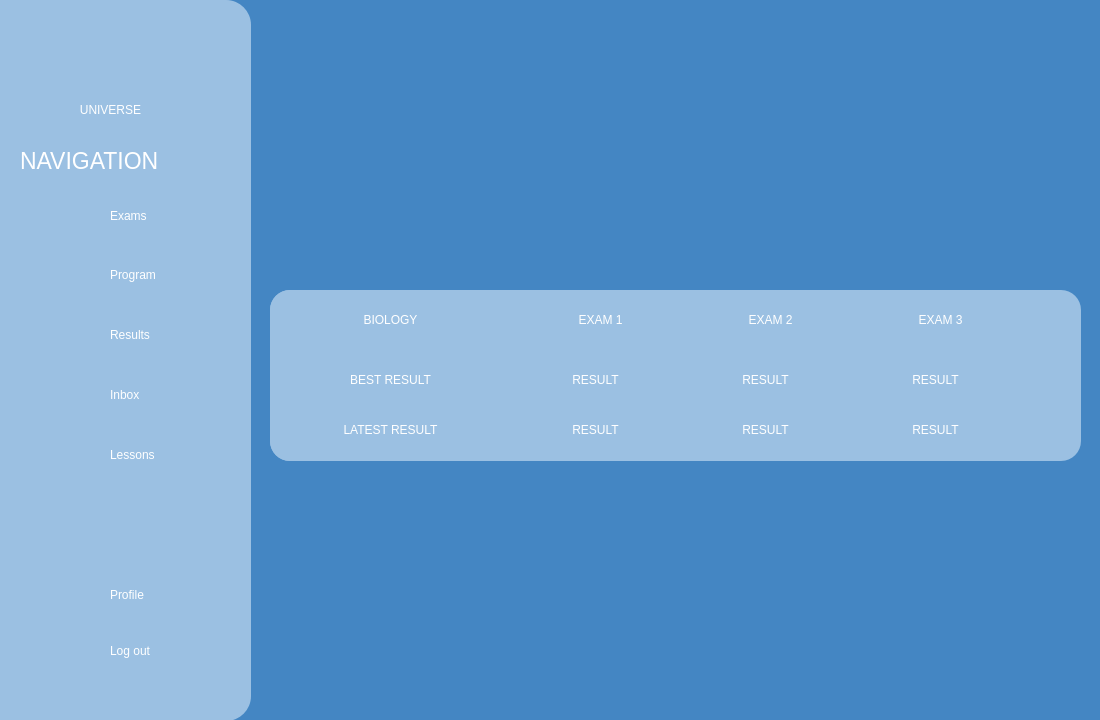
Before: the Qt Designer form AGUniverse/presentationLayer/biologyResults.ui in codingburgas/sprint-eschool-ag-universe, drawn with Qt 5.
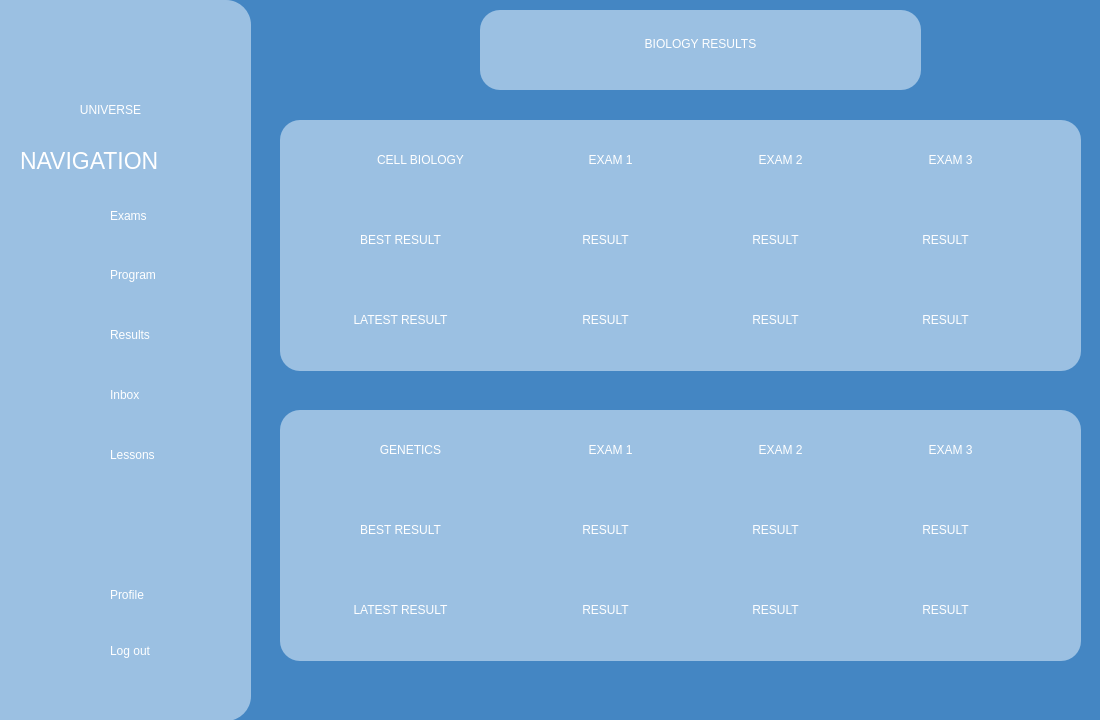
After: the same form once the commit is applied. Icons and pictures are not drawn.

Commit message: Create results pages for every subject

Patch:
```diff
--- a/AGUniverse/presentationLayer/biologyResults.ui
+++ b/AGUniverse/presentationLayer/biologyResults.ui
@@ -19,10 +19,10 @@
   <widget class="QFrame" name="biologyBox">
    <property name="geometry">
     <rect>
-     <x>270</x>
-     <y>290</y>
-     <width>811</width>
-     <height>171</height>
+     <x>480</x>
+     <y>10</y>
+     <width>441</width>
+     <height>80</height>
     </rect>
    </property>
    <property name="styleSheet">
@@ -36,12 +36,50 @@
    <property name="frameShadow">
     <enum>QFrame::Shadow::Raised</enum>
    </property>
-   <widget class="QLabel" name="biologyTitle">
+   <widget class="QLabel" name="titleLabel">
+    <property name="geometry">
+     <rect>
+      <x>10</x>
+      <y>4</y>
+      <width>421</width>
+      <height>61</height>
+     </rect>
+    </property>
+    <property name="styleSheet">
+     <string notr="true">color:white;
+font: 37pt &quot;Aura&quot;;</string>
+    </property>
+    <property name="text">
+     <string>&lt;html&gt;&lt;head/&gt;&lt;body&gt;&lt;p align=&quot;center&quot;&gt;BIOLOGY RESULTS&lt;/p&gt;&lt;/body&gt;&lt;/html&gt;</string>
+    </property>
+   </widget>
+  </widget>
+  <widget class="QFrame" name="geneticsBox">
+   <property name="geometry">
+    <rect>
+     <x>280</x>
+     <y>410</y>
+     <width>801</width>
+     <height>251</height>
+    </rect>
+   </property>
+   <property name="styleSheet">
+    <string notr="true">background-color:rgb(155, 192, 226);
+border:0px;
+border-radius: 20px;</string>
+   </property>
+   <property name="frameShape">
+    <enum>QFrame::Shape::StyledPanel</enum>
+   </property>
+   <property name="frameShadow">
+    <enum>QFrame::Shadow::Raised</enum>
+   </property>
+   <widget class="QLabel" name="geneticsTitle">
     <property name="geometry">
      <rect>
       <x>0</x>
-      <y>0</y>
-      <width>241</width>
+      <y>10</y>
+      <width>261</width>
       <height>61</height>
      </rect>
     </property>
@@ -50,16 +88,16 @@
 font: 32pt &quot;Aura&quot;;</string>
     </property>
     <property name="text">
-     <string>&lt;html&gt;&lt;head/&gt;&lt;body&gt;&lt;p align=&quot;center&quot;&gt;BIOLOGY&lt;/p&gt;&lt;/body&gt;&lt;/html&gt;</string>
+     <string>&lt;html&gt;&lt;head/&gt;&lt;body&gt;&lt;p align=&quot;center&quot;&gt;GENETICS&lt;/p&gt;&lt;/body&gt;&lt;/html&gt;</string>
     </property>
    </widget>
-   <widget class="QLabel" name="biologyBestResult">
+   <widget class="QLabel" name="geneticsBestResult">
     <property name="geometry">
      <rect>
       <x>0</x>
-      <y>60</y>
+      <y>100</y>
       <width>241</width>
-      <height>61</height>
+      <height>41</height>
      </rect>
     </property>
     <property name="styleSheet">
@@ -70,13 +108,13 @@
      <string>&lt;html&gt;&lt;head/&gt;&lt;body&gt;&lt;p align=&quot;center&quot;&gt;BEST RESULT&lt;/p&gt;&lt;/body&gt;&lt;/html&gt;</string>
     </property>
    </widget>
-   <widget class="QLabel" name="biologyatestResult">
+   <widget class="QLabel" name="geneticsLatestResult">
     <property name="geometry">
      <rect>
       <x>0</x>
-      <y>110</y>
+      <y>180</y>
       <width>241</width>
-      <height>61</height>
+      <height>41</height>
      </rect>
     </property>
     <property name="styleSheet">
@@ -87,28 +125,30 @@
      <string>&lt;html&gt;&lt;head/&gt;&lt;body&gt;&lt;p align=&quot;center&quot;&gt;LATEST RESULT&lt;/p&gt;&lt;/body&gt;&lt;/html&gt;</string>
     </property>
    </widget>
-   <widget class="QLabel" name="biologyExam1">
+   <widget class="QLabel" name="geneticsExam1">
     <property name="geometry">
      <rect>
       <x>240</x>
-      <y>10</y>
+      <y>20</y>
       <width>181</width>
       <height>41</height>
      </rect>
     </property>
     <property name="styleSheet">
      <string notr="true">color:white;
-font: 20pt &quot;Aura&quot;;</string>
+font: 20pt &quot;Aura&quot;;
+background-color:none;
+</string>
     </property>
     <property name="text">
      <string>&lt;html&gt;&lt;head/&gt;&lt;body&gt;&lt;p align=&quot;center&quot;&gt;EXAM 1&lt;/p&gt;&lt;/body&gt;&lt;/html&gt;</string>
     </property>
    </widget>
-   <widget class="QLabel" name="biologyExam2">
+   <widget class="QLabel" name="geneticsExam2">
     <property name="geometry">
      <rect>
       <x>410</x>
-      <y>10</y>
+      <y>20</y>
       <width>181</width>
       <height>41</height>
      </rect>
@@ -121,13 +161,13 @@
      <string>&lt;html&gt;&lt;head/&gt;&lt;body&gt;&lt;p align=&quot;center&quot;&gt;EXAM 2&lt;/p&gt;&lt;/body&gt;&lt;/html&gt;</string>
     </property>
    </widget>
-   <widget class="QLabel" name="biologyExam3">
+   <widget class="QLabel" name="geneticsExam3">
     <property name="geometry">
      <rect>
       <x>580</x>
-      <y>0</y>
+      <y>20</y>
       <width>181</width>
-      <height>61</height>
+      <height>41</height>
      </rect>
     </property>
     <property name="styleSheet">
@@ -138,11 +178,11 @@
      <string>&lt;html&gt;&lt;head/&gt;&lt;body&gt;&lt;p align=&quot;center&quot;&gt;EXAM 3&lt;/p&gt;&lt;/body&gt;&lt;/html&gt;</string>
     </property>
    </widget>
-   <widget class="QLabel" name="bestResultBiologyExam1">
+   <widget class="QLabel" name="bestGeneticsExam1">
     <property name="geometry">
      <rect>
       <x>280</x>
-      <y>70</y>
+      <y>100</y>
       <width>91</width>
       <height>41</height>
      </rect>
@@ -155,11 +195,11 @@
      <string>&lt;html&gt;&lt;head/&gt;&lt;body&gt;&lt;p align=&quot;center&quot;&gt;RESULT&lt;/p&gt;&lt;/body&gt;&lt;/html&gt;</string>
     </property>
    </widget>
-   <widget class="QLabel" name="latestResultBiologyExam1">
+   <widget class="QLabel" name="latestGeneticsExam1">
     <property name="geometry">
      <rect>
       <x>280</x>
-      <y>120</y>
+      <y>180</y>
       <width>91</width>
       <height>41</height>
      </rect>
@@ -172,11 +212,11 @@
      <string>&lt;html&gt;&lt;head/&gt;&lt;body&gt;&lt;p align=&quot;center&quot;&gt;RESULT&lt;/p&gt;&lt;/body&gt;&lt;/html&gt;</string>
     </property>
    </widget>
-   <widget class="QLabel" name="bestResultBiologyExam2">
+   <widget class="QLabel" name="bestGeneticsExam2">
     <property name="geometry">
      <rect>
       <x>450</x>
-      <y>70</y>
+      <y>100</y>
       <width>91</width>
       <height>41</height>
      </rect>
@@ -189,11 +229,11 @@
      <string>&lt;html&gt;&lt;head/&gt;&lt;body&gt;&lt;p align=&quot;center&quot;&gt;RESULT&lt;/p&gt;&lt;/body&gt;&lt;/html&gt;</string>
     </property>
    </widget>
-   <widget class="QLabel" name="latestResultBiologyExam2">
+   <widget class="QLabel" name="latestGeneticsExam2">
     <property name="geometry">
      <rect>
       <x>450</x>
-      <y>120</y>
+      <y>180</y>
       <width>91</width>
       <height>41</height>
      </rect>
@@ -206,11 +246,11 @@
      <string>&lt;html&gt;&lt;head/&gt;&lt;body&gt;&lt;p align=&quot;center&quot;&gt;RESULT&lt;/p&gt;&lt;/body&gt;&lt;/html&gt;</string>
     </property>
    </widget>
-   <widget class="QLabel" name="bestResultBiologyExam3">
+   <widget class="QLabel" name="bestGeneticsExam3">
     <property name="geometry">
      <rect>
       <x>620</x>
-      <y>70</y>
+      <y>100</y>
       <width>91</width>
       <height>41</height>
      </rect>
@@ -223,11 +263,11 @@
      <string>&lt;html&gt;&lt;head/&gt;&lt;body&gt;&lt;p align=&quot;center&quot;&gt;RESULT&lt;/p&gt;&lt;/body&gt;&lt;/html&gt;</string>
     </property>
    </widget>
-   <widget class="QLabel" name="latestResultBiologyExam3">
+   <widget class="QLabel" name="latestGeneticsExam3">
     <property name="geometry">
      <rect>
       <x>620</x>
-      <y>120</y>
+      <y>180</y>
       <width>91</width>
       <height>41</height>
      </rect>
@@ -578,6 +618,232 @@
     </property>
    </widget>
   </widget>
+  <widget class="QFrame" name="cellBiologyBox">
+   <property name="geometry">
+    <rect>
+     <x>280</x>
+     <y>120</y>
+     <width>801</width>
+     <height>251</height>
+    </rect>
+   </property>
+   <property name="styleSheet">
+    <string notr="true">background-color:rgb(155, 192, 226);
+border:0px;
+border-radius: 20px;</string>
+   </property>
+   <property name="frameShape">
+    <enum>QFrame::Shape::StyledPanel</enum>
+   </property>
+   <property name="frameShadow">
+    <enum>QFrame::Shadow::Raised</enum>
+   </property>
+   <widget class="QLabel" name="cellBiologyTitle">
+    <property name="geometry">
+     <rect>
+      <x>0</x>
+      <y>10</y>
+      <width>281</width>
+      <height>61</height>
+     </rect>
+    </property>
+    <property name="styleSheet">
+     <string notr="true">color:white;
+font: 32pt &quot;Aura&quot;;</string>
+    </property>
+    <property name="text">
+     <string>&lt;html&gt;&lt;head/&gt;&lt;body&gt;&lt;p align=&quot;center&quot;&gt;CELL BIOLOGY&lt;/p&gt;&lt;/body&gt;&lt;/html&gt;</string>
+    </property>
+   </widget>
+   <widget class="QLabel" name="cellBiologyBestResult">
+    <property name="geometry">
+     <rect>
+      <x>0</x>
+      <y>100</y>
+      <width>241</width>
+      <height>41</height>
+     </rect>
+    </property>
+    <property name="styleSheet">
+     <string notr="true">color:white;
+font: 20pt &quot;Aura&quot;;</string>
+    </property>
+    <property name="text">
+     <string>&lt;html&gt;&lt;head/&gt;&lt;body&gt;&lt;p align=&quot;center&quot;&gt;BEST RESULT&lt;/p&gt;&lt;/body&gt;&lt;/html&gt;</string>
+    </property>
+   </widget>
+   <widget class="QLabel" name="cellBiologyLatestResult">
+    <property name="geometry">
+     <rect>
+      <x>0</x>
+      <y>180</y>
+      <width>241</width>
+      <height>41</height>
+     </rect>
+    </property>
+    <property name="styleSheet">
+     <string notr="true">color:white;
+font: 20pt &quot;Aura&quot;;</string>
+    </property>
+    <property name="text">
+     <string>&lt;html&gt;&lt;head/&gt;&lt;body&gt;&lt;p align=&quot;center&quot;&gt;LATEST RESULT&lt;/p&gt;&lt;/body&gt;&lt;/html&gt;</string>
+    </property>
+   </widget>
+   <widget class="QLabel" name="cellBiologyExam1">
+    <property name="geometry">
+     <rect>
+      <x>240</x>
+      <y>20</y>
+      <width>181</width>
+      <height>41</height>
+     </rect>
+    </property>
+    <property name="styleSheet">
+     <string notr="true">color:white;
+font: 20pt &quot;Aura&quot;;
+background-color:none;</string>
+    </property>
+    <property name="text">
+     <string>&lt;html&gt;&lt;head/&gt;&lt;body&gt;&lt;p align=&quot;center&quot;&gt;EXAM 1&lt;/p&gt;&lt;/body&gt;&lt;/html&gt;</string>
+    </property>
+   </widget>
+   <widget class="QLabel" name="cellBiologyExam2">
+    <property name="geometry">
+     <rect>
+      <x>410</x>
+      <y>20</y>
+      <width>181</width>
+      <height>41</height>
+     </rect>
+    </property>
+    <property name="styleSheet">
+     <string notr="true">color:white;
+font: 20pt &quot;Aura&quot;;</string>
+    </property>
+    <property name="text">
+     <string>&lt;html&gt;&lt;head/&gt;&lt;body&gt;&lt;p align=&quot;center&quot;&gt;EXAM 2&lt;/p&gt;&lt;/body&gt;&lt;/html&gt;</string>
+    </property>
+   </widget>
+   <widget class="QLabel" name="cellBiologyExam3">
+    <property name="geometry">
+     <rect>
+      <x>580</x>
+      <y>20</y>
+      <width>181</width>
+      <height>41</height>
+     </rect>
+    </property>
+    <property name="styleSheet">
+     <string notr="true">color:white;
+font: 20pt &quot;Aura&quot;;</string>
+    </property>
+    <property name="text">
+     <string>&lt;html&gt;&lt;head/&gt;&lt;body&gt;&lt;p align=&quot;center&quot;&gt;EXAM 3&lt;/p&gt;&lt;/body&gt;&lt;/html&gt;</string>
+    </property>
+   </widget>
+   <widget class="QLabel" name="bestCellBiologyExam1">
+    <property name="geometry">
+     <rect>
+      <x>280</x>
+      <y>100</y>
+      <width>91</width>
+      <height>41</height>
+     </rect>
+    </property>
+    <property name="styleSheet">
+     <string notr="true">color:white;
+font: 20pt &quot;Aura&quot;;</string>
+    </property>
+    <property name="text">
+     <string>&lt;html&gt;&lt;head/&gt;&lt;body&gt;&lt;p align=&quot;center&quot;&gt;RESULT&lt;/p&gt;&lt;/body&gt;&lt;/html&gt;</string>
+    </property>
+   </widget>
+   <widget class="QLabel" name="latestCellBiologyExam1">
+    <property name="geometry">
+     <rect>
+      <x>280</x>
+      <y>180</y>
+      <width>91</width>
+      <height>41</height>
+     </rect>
+    </property>
+    <property name="styleSheet">
+     <string notr="true">color:white;
+font: 20pt &quot;Aura&quot;;</string>
+    </property>
+    <property name="text">
+     <string>&lt;html&gt;&lt;head/&gt;&lt;body&gt;&lt;p align=&quot;center&quot;&gt;RESULT&lt;/p&gt;&lt;/body&gt;&lt;/html&gt;</string>
+    </property>
+   </widget>
+   <widget class="QLabel" name="bestCellBiologyExam2">
+    <property name="geometry">
+     <rect>
+      <x>450</x>
+      <y>100</y>
+      <width>91</width>
+      <height>41</height>
+     </rect>
+    </property>
+    <property name="styleSheet">
+     <string notr="true">color:white;
+font: 20pt &quot;Aura&quot;;</string>
+    </property>
+    <property name="text">
+     <string>&lt;html&gt;&lt;head/&gt;&lt;body&gt;&lt;p align=&quot;center&quot;&gt;RESULT&lt;/p&gt;&lt;/body&gt;&lt;/html&gt;</string>
+    </property>
+   </widget>
+   <widget class="QLabel" name="latestCellBiologyExam2">
+    <property name="geometry">
+     <rect>
+      <x>450</x>
+      <y>180</y>
+      <width>91</width>
+      <height>41</height>
+     </rect>
+    </property>
+    <property name="styleSheet">
+     <string notr="true">color:white;
+font: 20pt &quot;Aura&quot;;</string>
+    </property>
+    <property name="text">
+     <string>&lt;html&gt;&lt;head/&gt;&lt;body&gt;&lt;p align=&quot;center&quot;&gt;RESULT&lt;/p&gt;&lt;/body&gt;&lt;/html&gt;</string>
+    </property>
+   </widget>
+   <widget class="QLabel" name="bestCellBiologyExam3">
+    <property name="geometry">
+     <rect>
+      <x>620</x>
+      <y>100</y>
+      <width>91</width>
+      <height>41</height>
+     </rect>
+    </property>
+    <property name="styleSheet">
+     <string notr="true">color:white;
+font: 20pt &quot;Aura&quot;;</string>
+    </property>
+    <property name="text">
+     <string>&lt;html&gt;&lt;head/&gt;&lt;body&gt;&lt;p align=&quot;center&quot;&gt;RESULT&lt;/p&gt;&lt;/body&gt;&lt;/html&gt;</string>
+    </property>
+   </widget>
+   <widget class="QLabel" name="latestCellBiologyExam3">
+    <property name="geometry">
+     <rect>
+      <x>620</x>
+      <y>180</y>
+      <width>91</width>
+      <height>41</height>
+     </rect>
+    </property>
+    <property name="styleSheet">
+     <string notr="true">color:white;
+font: 20pt &quot;Aura&quot;;</string>
+    </property>
+    <property name="text">
+     <string>&lt;html&gt;&lt;head/&gt;&lt;body&gt;&lt;p align=&quot;center&quot;&gt;RESULT&lt;/p&gt;&lt;/body&gt;&lt;/html&gt;</string>
+    </property>
+   </widget>
+  </widget>
  </widget>
  <resources>
   <include location="../resources.qrc"/>
```
Left out of the diff: 2 changed lines with no effect on the pictures. The commit also changes 7 other files.
